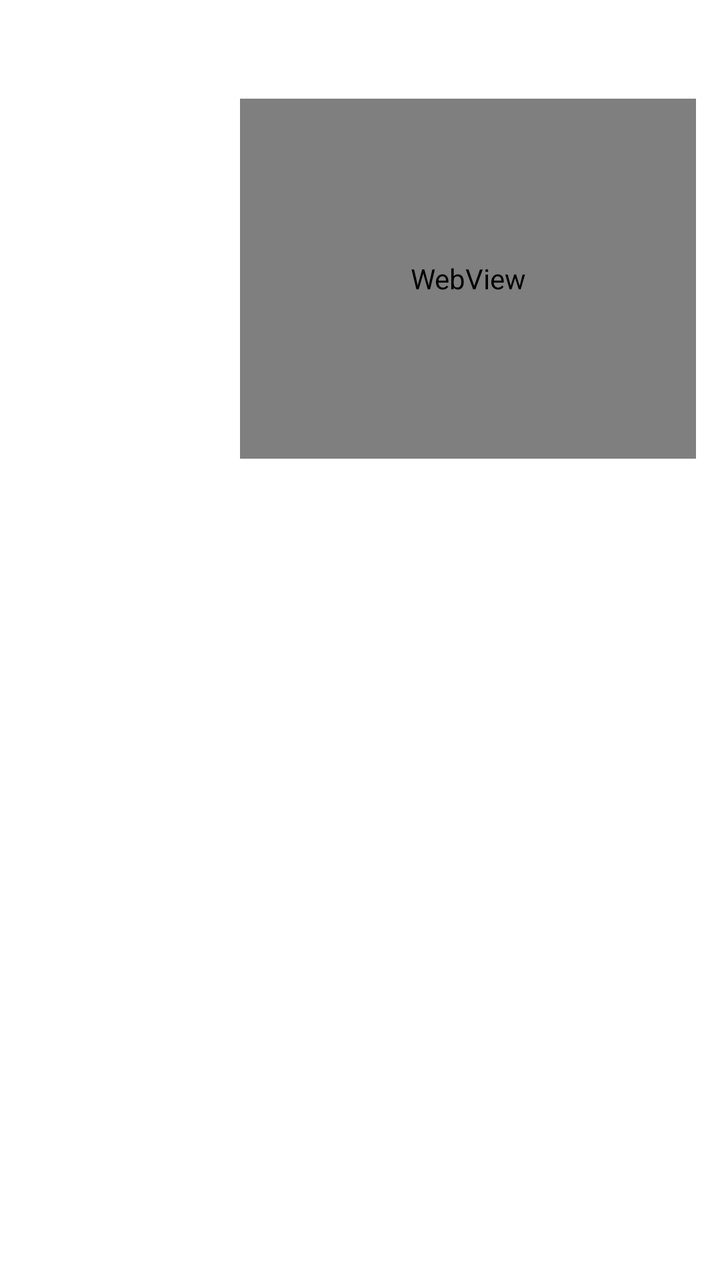
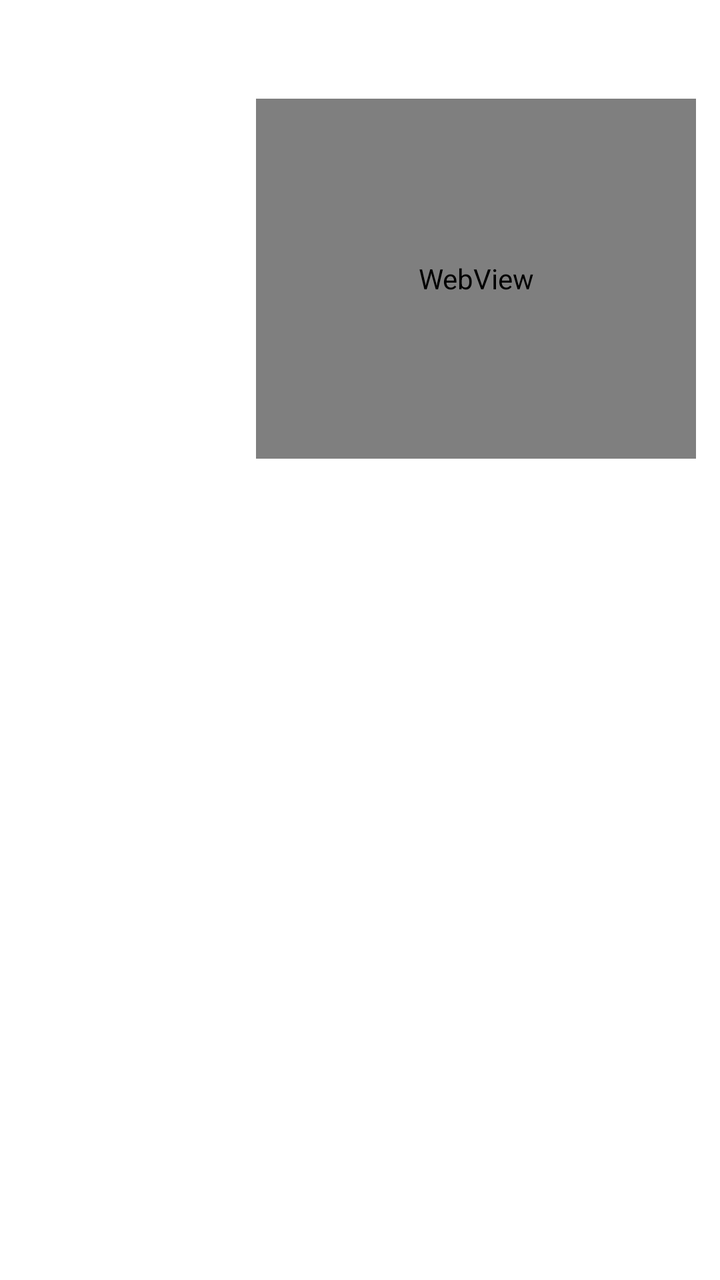

Compare the two renders of this Android layout. The source of the first and the diff that turns it into the second are given below.
<!-- AndroidManifest.xml: fallback theme Theme.MaterialComponents.DayNight.NoActionBar -->
<!-- res/layout/webview_preview.xml -->
<?xml version="1.0" encoding="utf-8"?>
<LinearLayout xmlns:android="http://schemas.android.com/apk/res/android"
    android:layout_width="match_parent"
    android:layout_height="wrap_content"
    android:minHeight="?android:attr/listPreferredItemHeight"
    android:gravity="center_vertical"
    android:paddingRight="?android:attr/scrollbarSize">

    <LinearLayout
        android:layout_width="wrap_content"
        android:layout_height="match_parent"
        android:gravity="center"
        android:minWidth="@*android:dimen/preference_icon_minWidth"
        android:orientation="horizontal">
        <ImageView
            android:id="@android:id/icon"
            android:layout_width="wrap_content"
            android:layout_height="wrap_content"
            android:layout_gravity="center"
            android:minWidth="48dp"
            />
    </LinearLayout>

    <RelativeLayout
        android:layout_width="wrap_content"
        android:layout_height="wrap_content"
        android:layout_marginLeft="16dip"
        android:layout_marginRight="8dip"
        android:layout_marginTop="6dip"
        android:layout_marginBottom="6dip"
        android:layout_weight="1">

        <TextView android:id="@android:id/title"
            android:layout_width="wrap_content"
            android:layout_height="wrap_content"
            android:singleLine="true"
            android:textAppearance="?android:attr/textAppearanceMedium"
            android:ellipsize="marquee"
            android:fadingEdge="horizontal" />

        <TextView android:id="@android:id/summary"
            android:layout_width="wrap_content"
            android:layout_height="wrap_content"
            android:layout_below="@android:id/title"
            android:layout_alignLeft="@android:id/title"
            android:textAppearance="?android:attr/textAppearanceSmall"
            android:textColor="?android:attr/textColorSecondary"
            android:maxLines="4" />

        
        <LinearLayout android:id="@android:id/widget_frame"
            android:layout_width="wrap_content"
            android:layout_height="match_parent"
            android:layout_below="@android:id/summary"
            android:layout_alignLeft="@android:id/title"
            android:minWidth="@dimen/preference_widget_width"
            android:gravity="center"
            android:orientation="vertical" />

        <WebView
            android:id="@+id/webview"
            android:layout_width="match_parent"
            android:layout_height="180dp"
            android:layout_below="@android:id/summary"
            android:layout_toRightOf="@android:id/widget_frame"
            android:layout_alignParentRight="true" />

    </RelativeLayout>

</LinearLayout>
<!-- resources referenced by this layout -->
<resources>
  <dimen name="preference_widget_width">56dp</dimen>
</resources>

<!-- the commit's change to res/layout/webview_preview.xml (unified diff, before → after) -->
@@ -10,7 +10,7 @@
         android:layout_width="wrap_content"
         android:layout_height="match_parent"
         android:gravity="center"
-        android:minWidth="@*android:dimen/preference_icon_minWidth"
+        android:minWidth="56dp"
         android:orientation="horizontal">
         <ImageView
             android:id="@android:id/icon"
